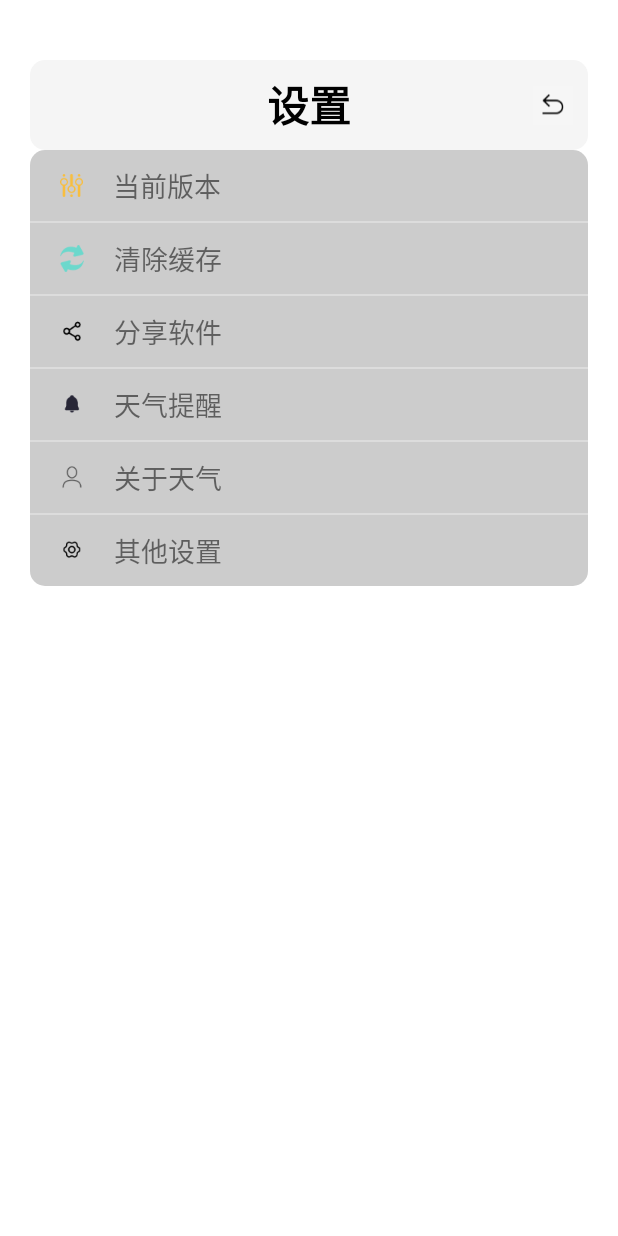
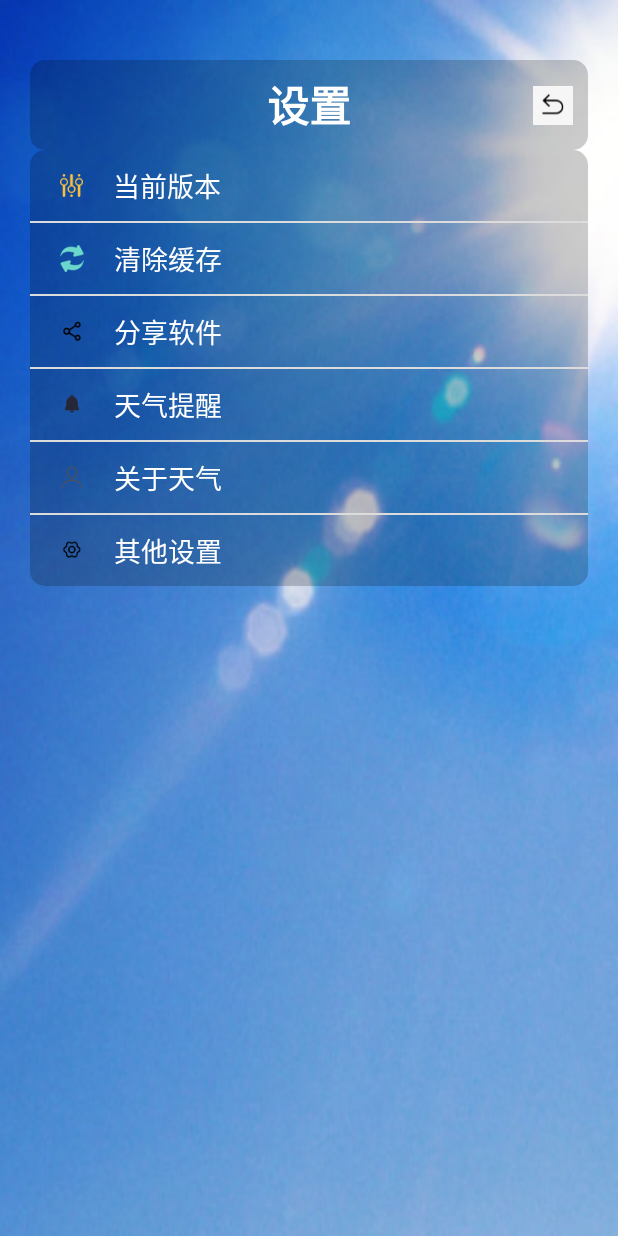
Before and after one commit to Fengmanlouer/-, an Android app: the MoreSetActivity screen opened directly, with no data from a screen before it, on a phone screen of 412 x 824 dp. Run offline under Robolectric (Android 15) with nearby library versions, the phone set to English and light mode, and no system bars.

```diff
--- a/app/src/main/res/drawable/more_set_title.xml
+++ b/app/src/main/res/drawable/more_set_title.xml
@@ -2,5 +2,5 @@
 <shape xmlns:android="http://schemas.android.com/apk/res/android"
     android:shape="rectangle">
     <corners android:radius="10dp" />
-    <solid android:color="#F5F5F5" />
+    <solid android:color="@color/transparent_bg_color" />
 </shape>
--- a/app/src/main/res/layout/activity_more_set.xml
+++ b/app/src/main/res/layout/activity_more_set.xml
@@ -8,7 +8,8 @@
     android:paddingLeft="20dp"
     android:paddingRight="20dp"
     android:paddingTop="40dp"
-    android:background="#FFFFFFFF">
+
+    android:background="@drawable/icon_bg_sunny">
 
     <RelativeLayout
         android:layout_width="match_parent"
@@ -34,8 +35,8 @@
             android:layout_height="wrap_content"
             android:layout_centerInParent="true"
             android:text="设置"
+            android:textColor="#FFFFFFFF"
             android:textSize="28sp"
-            android:textColor="#FF000000"
             android:textStyle="bold" />
     </RelativeLayout>
 
@@ -52,6 +53,7 @@
             android:layout_width="match_parent"
             android:layout_height="wrap_content"
             android:text="当前版本"
+            android:textColor="#FFFFFFFF"
             android:textSize="18sp"
             android:drawableLeft="@drawable/moreset_version"
             android:layout_marginLeft="10dp"
@@ -69,6 +71,7 @@
             android:layout_width="match_parent"
             android:layout_height="wrap_content"
             android:text="清除缓存"
+            android:textColor="#FFFFFFFF"
             android:textSize="18sp"
             android:drawableLeft="@drawable/moreset_delete"
             android:layout_marginLeft="10dp"
@@ -86,6 +89,7 @@
             android:layout_width="match_parent"
             android:layout_height="wrap_content"
             android:text="分享软件"
+            android:textColor="#FFFFFFFF"
             android:textSize="18sp"
             android:drawableLeft="@drawable/moreset_share"
             android:layout_marginLeft="10dp"
@@ -103,6 +107,7 @@
             android:layout_width="match_parent"
             android:layout_height="wrap_content"
             android:text="天气提醒"
+            android:textColor="#FFFFFFFF"
             android:textSize="18sp"
             android:drawableLeft="@drawable/moreset_notice"
             android:layout_marginLeft="10dp"
@@ -120,6 +125,7 @@
             android:layout_width="match_parent"
             android:layout_height="wrap_content"
             android:text="关于天气"
+            android:textColor="#FFFFFFFF"
             android:textSize="18sp"
             android:drawableLeft="@drawable/moreset_aboutweather"
             android:layout_marginLeft="10dp"
@@ -137,6 +143,7 @@
             android:layout_width="match_parent"
             android:layout_height="wrap_content"
             android:text="其他设置"
+            android:textColor="#FFFFFFFF"
             android:textSize="18sp"
             android:drawableLeft="@drawable/moreset_otherset"
             android:layout_marginLeft="10dp"
```
Also changed, not shown: app/src/main/java/com/franz/easyweather/ui/MoreSetActivity.java (+14 -2 lines).
